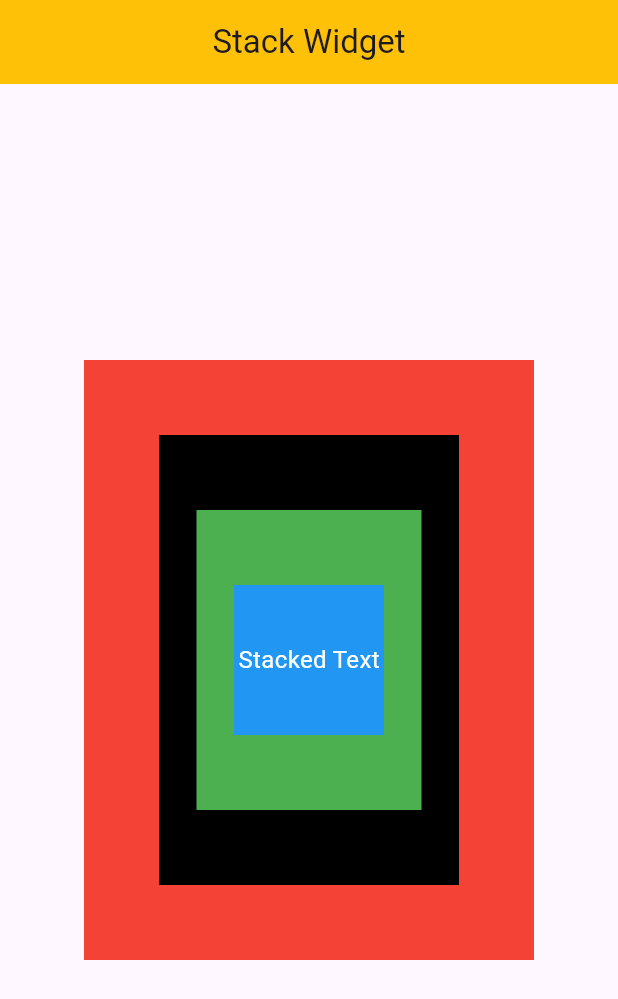
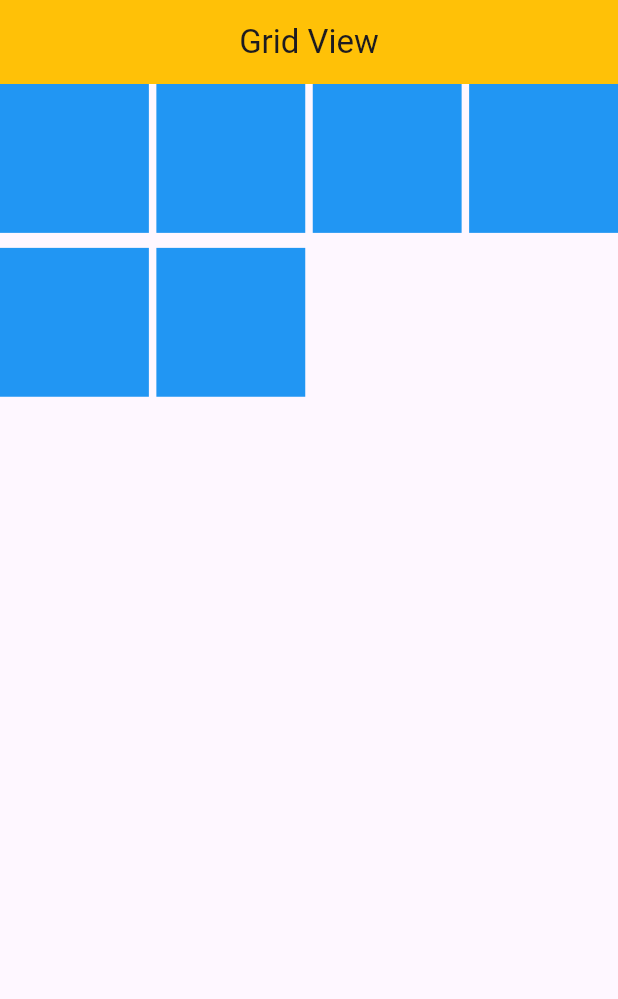
Before and after one commit to Ajkaushik9045/flutter_basics, a Flutter app: the screen it shows after launch, on a phone screen of 412 x 824 dp. Shown: the top 999 px of the screen. Run offline on Flutter 3.47's test engine with Material 3 defaults, Android fonts, the phone set to English and light mode, and no system bars; our stand-ins replace cached_network_image.

Commit message:
gridView

```diff
--- /dev/null
+++ b/lib/Flutter_Widgets/Layout_Widgets/grid_view_widget.dart
@@ -0,0 +1,49 @@
+import 'package:flutter/material.dart';
+
+class GridViewWidget extends StatelessWidget {
+  const GridViewWidget({super.key});
+
+  @override
+  Widget build(BuildContext context) {
+    return Scaffold(
+      appBar: AppBar(
+        title: const Text("Grid View"),
+        centerTitle: true,
+        backgroundColor: Colors.amber,
+      ),
+      body: SizedBox(
+        height: double.infinity,
+        width: double.infinity,
+        // Using gridView to place item in grid
+        child: GridView(
+             // GridDelegate controls the layout of the grid
+          gridDelegate: const SliverGridDelegateWithFixedCrossAxisCount(
+            crossAxisCount: 4, // Number of columns
+            mainAxisSpacing: 10, // Vertical spacing between grid items
+            crossAxisSpacing: 5, // Horizontal spacing between grid items
+          ),
+          children: [
+            Container(
+              color: Colors.blue,
+            ),
+            Container(
+              color: Colors.blue,
+            ),
+            Container(
+              color: Colors.blue,
+            ),
+            Container(
+              color: Colors.blue,
+            ),
+            Container(
+              color: Colors.blue,
+            ),
+            Container(
+              color: Colors.blue,
+            ),
+          ],
+        ),
+      ),
+    );
+  }
+}
--- a/lib/main.dart
+++ b/lib/main.dart
@@ -13,6 +13,8 @@ import 'package:flutter_basics/Flutter_Widgets/Basic_Widgets/image_widget.dart';
 import 'package:flutter_basics/Flutter_Widgets/Basic_Widgets/padding_align_center_widget.dart';
 import 'package:flutter_basics/Flutter_Widgets/Basic_Widgets/row_widget.dart';
 import 'package:flutter_basics/Flutter_Widgets/Basic_Widgets/text_widget.dart';
+import 'package:flutter_basics/Flutter_Widgets/Layout_Widgets/grid_view_widget.dart';
+import 'package:flutter_basics/Flutter_Widgets/Layout_Widgets/indexed_stack_widgte.dart';
 import 'package:flutter_basics/Flutter_Widgets/Layout_Widgets/stack_widget.dart';
 import 'package:flutter_basics/Flutter_Widgets/wrap_widget.dart';
 
@@ -28,7 +30,7 @@ class MyApp extends StatelessWidget {
   Widget build(BuildContext context) {
     return const MaterialApp(
       debugShowCheckedModeBanner: false,
-      home: StackWidget(),
+      home:GridViewWidget(),
     );
   }
 }
```
Also changed, not shown: lib/Flutter_Widgets/Layout_Widgets/indexed_stack_widgte.dart (added, +104 -0 lines), lib/Flutter_Widgets/Layout_Widgets/grid_view_builder_widget.dart (added).
